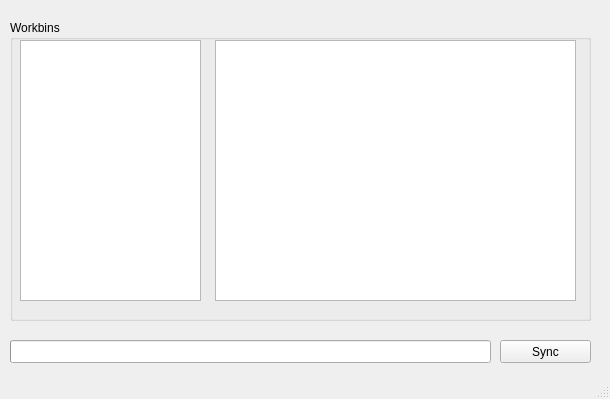
Qt form mainwindow.ui (ashrayjain/IVLE-Drive) before a commit.
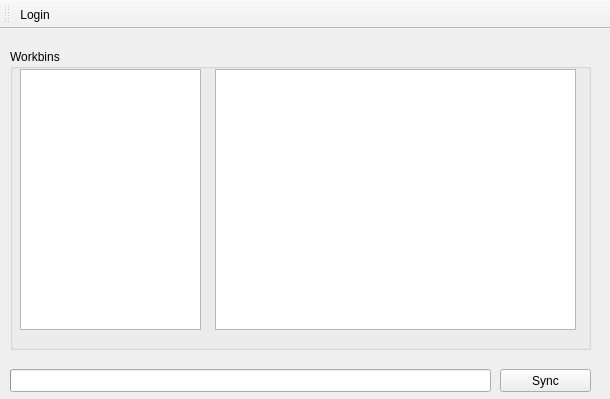
The same form after that commit.

```diff
--- a/mainwindow.ui
+++ b/mainwindow.ui
@@ -84,7 +84,26 @@
    <zorder>treeView</zorder>
    <zorder>progressBar</zorder>
   </widget>
-  <widget class="QStatusBar" name="statusBar"/>
+  <widget class="QToolBar" name="toolBar">
+   <property name="windowTitle">
+    <string>toolBar</string>
+   </property>
+   <attribute name="toolBarArea">
+    <enum>TopToolBarArea</enum>
+   </attribute>
+   <attribute name="toolBarBreak">
+    <bool>false</bool>
+   </attribute>
+   <addaction name="actionLogin"/>
+  </widget>
+  <action name="actionLogin">
+   <property name="text">
+    <string>Login</string>
+   </property>
+   <property name="toolTip">
+    <string>Login to IVLE</string>
+   </property>
+  </action>
  </widget>
  <layoutdefault spacing="6" margin="11"/>
  <resources/>
```
